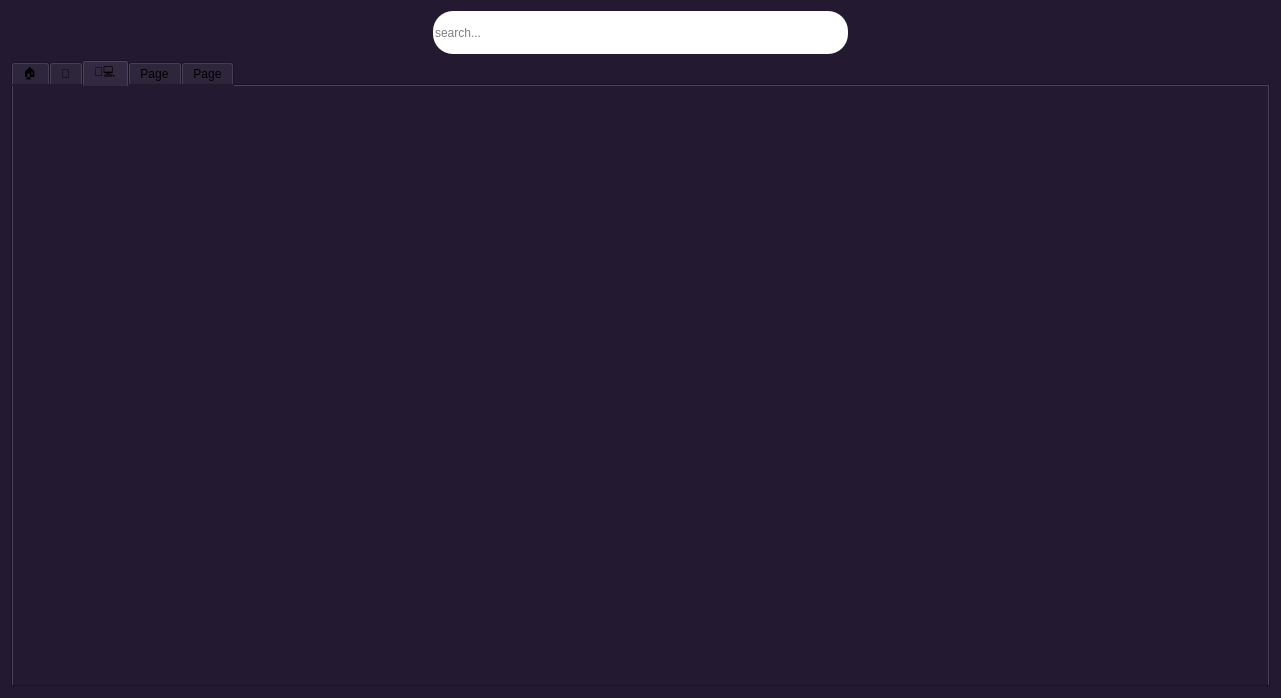
Before: the Qt Designer form home.ui in Abeh995/JobVista, drawn with Qt 5.
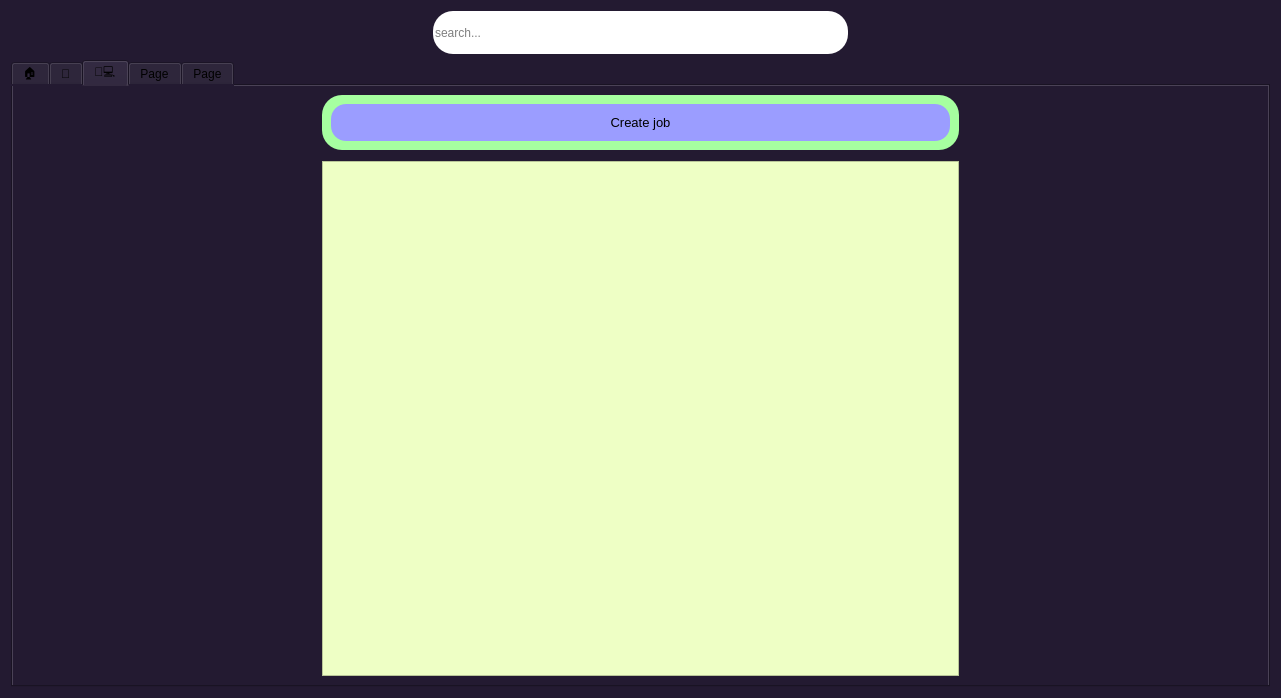
After: the same form once the commit is applied. The open tabs and pages were chosen to show the change.

The edit to the form file:
```diff
--- a/home.ui
+++ b/home.ui
@@ -83,6 +83,9 @@
      <property name="elideMode">
       <enum>Qt::ElideLeft</enum>
      </property>
+     <property name="usesScrollButtons">
+      <bool>false</bool>
+     </property>
      <property name="movable">
       <bool>false</bool>
      </property>
@@ -289,6 +292,115 @@
       <attribute name="title">
        <string>🧑‍💻</string>
       </attribute>
+      <layout class="QGridLayout" name="gridLayout_4">
+       <item row="2" column="2">
+        <spacer name="horizontalSpacer_6">
+         <property name="orientation">
+          <enum>Qt::Horizontal</enum>
+         </property>
+         <property name="sizeType">
+          <enum>QSizePolicy::Fixed</enum>
+         </property>
+         <property name="sizeHint" stdset="0">
+          <size>
+           <width>300</width>
+           <height>20</height>
+          </size>
+         </property>
+        </spacer>
+       </item>
+       <item row="1" column="1">
+        <spacer name="verticalSpacer_2">
+         <property name="orientation">
+          <enum>Qt::Vertical</enum>
+         </property>
+         <property name="sizeType">
+          <enum>QSizePolicy::Fixed</enum>
+         </property>
+         <property name="sizeHint" stdset="0">
+          <size>
+           <width>20</width>
+           <height>5</height>
+          </size>
+         </property>
+        </spacer>
+       </item>
+       <item row="2" column="1">
+        <widget class="QScrollArea" name="job_scrollArea">
+         <property name="styleSheet">
+          <string notr="true">background-color: rgb(238, 255, 197);</string>
+         </property>
+         <property name="widgetResizable">
+          <bool>true</bool>
+         </property>
+         <widget class="QWidget" name="scrollAreaWidgetContents_2">
+          <property name="geometry">
+           <rect>
+            <x>0</x>
+            <y>0</y>
+            <width>617</width>
+            <height>491</height>
+           </rect>
+          </property>
+         </widget>
+        </widget>
+       </item>
+       <item row="2" column="0">
+        <spacer name="horizontalSpacer_5">
+         <property name="orientation">
+          <enum>Qt::Horizontal</enum>
+         </property>
+         <property name="sizeType">
+          <enum>QSizePolicy::Fixed</enum>
+         </property>
+         <property name="sizeHint" stdset="0">
+          <size>
+           <width>300</width>
+           <height>20</height>
+          </size>
+         </property>
+        </spacer>
+       </item>
+       <item row="0" column="1">
+        <widget class="QGroupBox" name="createJob_groupBox">
+         <property name="styleSheet">
+          <string notr="true">background-color: rgb(166, 255, 160);
+border-radius:20px;</string>
+         </property>
+         <property name="title">
+          <string/>
+         </property>
+         <layout class="QHBoxLayout" name="horizontalLayout_2">
+          <item>
+           <widget class="QPushButton" name="createJob_pushButton">
+            <property name="minimumSize">
+             <size>
+              <width>0</width>
+              <height>37</height>
+             </size>
+            </property>
+            <property name="font">
+             <font>
+              <pointsize>10</pointsize>
+             </font>
+            </property>
+            <property name="cursor">
+             <cursorShape>OpenHandCursor</cursorShape>
+            </property>
+            <property name="styleSheet">
+             <string notr="true">background-color: rgb(155, 157, 255);
+color: rgb(0, 0, 0);
+border-radius:15px;</string>
+            </property>
+            <property name="text">
+             <string>Create job</string>
+            </property>
+           </widget>
+          </item>
+         </layout>
+        </widget>
+       </item>
+      </layout>
      </widget>
      <widget class="QWidget" name="tab_4">
       <attribute name="title">
```
Left out of the diff: 5 changed lines with no effect on the pictures.
